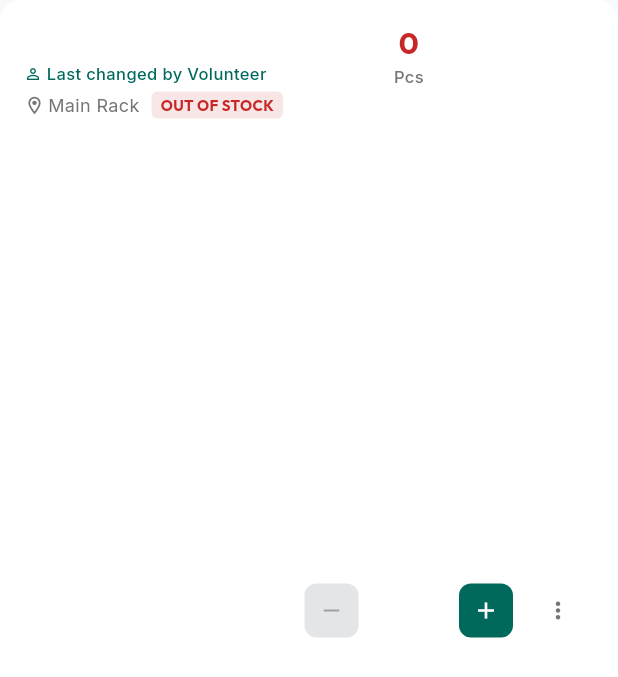
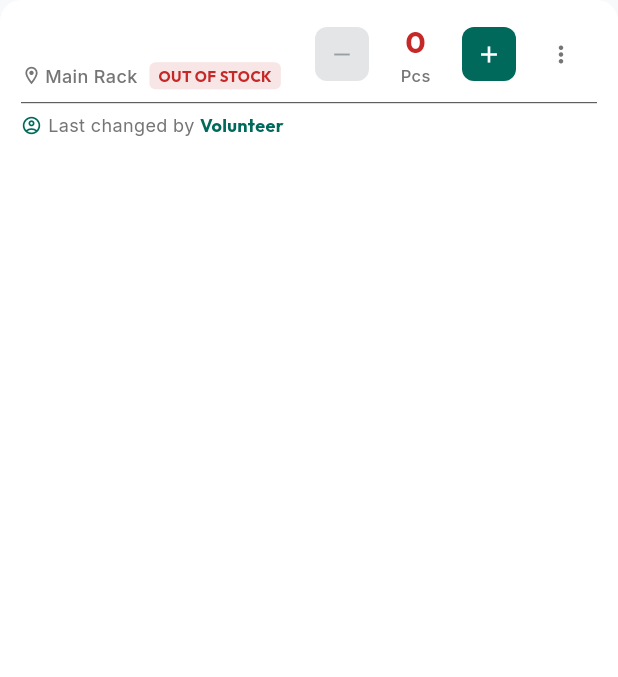
Before and after one commit to vansh-121/RSSB-Store-App, a Flutter app: the ItemCard widget shown alone on an empty page, opened directly with empty values, on a phone screen of 412 x 824 dp. Shown: the top 677 px of the screen. Run offline on Flutter 3.47's test engine with Material 3 defaults, Android fonts, the phone set to English and light mode, and no system bars; our stand-ins replace cloud_firestore, connectivity_plus, firebase_core, google_fonts, shared_preferences; accounts and stored records are empty.

Commit message:
feat: implement ItemCard widget with quantity controls and status indicators

```diff
--- a/lib/widgets/item_card.dart
+++ b/lib/widgets/item_card.dart
@@ -28,6 +28,8 @@ class ItemCard extends StatelessWidget {
       statusColor = AppTheme.warningOrange;
     }
 
+    final String personName = item.updatedBy.isEmpty ? "Seva Volunteer" : item.updatedBy;
+
     return Card(
       margin: const EdgeInsets.only(bottom: 10),
       shape: RoundedRectangleBorder(borderRadius: BorderRadius.circular(14)),
@@ -35,10 +37,14 @@ class ItemCard extends StatelessWidget {
         onTap: onEdit,
         borderRadius: BorderRadius.circular(14),
         child: Padding(
-          padding: const EdgeInsets.symmetric(horizontal: 16.0, vertical: 14.0),
-          child: Row(
+          padding: const EdgeInsets.symmetric(horizontal: 14.0, vertical: 12.0),
+          child: Column(
+            crossAxisAlignment: CrossAxisAlignment.start,
             children: [
-              // Left: Item Info
+              // Main Row: Left Info & Right Quantity Controls
+              Row(
+                children: [
+                  // Left Side: Item Name & Location / Category
                   Expanded(
                     child: Column(
                       crossAxisAlignment: CrossAxisAlignment.start,
@@ -50,25 +56,6 @@ class ItemCard extends StatelessWidget {
                             fontWeight: FontWeight.bold,
                           ),
                         ),
-                    const SizedBox(height: 2),
-                    Row(
-                      children: [
-                        const Icon(Icons.person_outline, size: 12, color: AppTheme.primaryTeal),
-                        const SizedBox(width: 3),
-                        Expanded(
-                          child: Text(
-                            'Last changed by ${item.updatedBy.isEmpty ? "Volunteer" : item.updatedBy}',
-                            style: GoogleFonts.inter(
-                              fontSize: 11,
-                              fontWeight: FontWeight.w500,
-                              color: isDark ? Colors.teal[200] : AppTheme.primaryTeal,
-                            ),
-                            maxLines: 1,
-                            overflow: TextOverflow.ellipsis,
-                          ),
-                        ),
-                      ],
-                    ),
                         const SizedBox(height: 4),
                         Row(
                           children: [
@@ -79,6 +66,7 @@ class ItemCard extends StatelessWidget {
                                 item.location,
                                 style: GoogleFonts.inter(
                                   fontSize: 12,
+                                  fontWeight: FontWeight.w500,
                                   color: isDark ? Colors.grey[400] : Colors.grey[600],
                                 ),
                               ),
@@ -106,7 +94,7 @@ class ItemCard extends StatelessWidget {
                     ),
                   ),
 
-              // Right: Quantity & 1-Tap +/- Controls
+                  // Right Side: Quantity Display & 1-Tap +/- Controls
                   Row(
                     children: [
                       // Minus Button
@@ -124,8 +112,8 @@ class ItemCard extends StatelessWidget {
 
                       // Quantity Display
                       Container(
-                    padding: const EdgeInsets.symmetric(horizontal: 10),
-                    constraints: const BoxConstraints(minWidth: 55),
+                        padding: const EdgeInsets.symmetric(horizontal: 8),
+                        constraints: const BoxConstraints(minWidth: 50),
                         child: Column(
                           children: [
                             Text(
@@ -195,6 +183,39 @@ class ItemCard extends StatelessWidget {
                   ),
                 ],
               ),
+
+              const SizedBox(height: 8),
+              const Divider(height: 1, thickness: 0.5),
+              const SizedBox(height: 6),
+
+              // Separate Full-Width Line: Last Changed By [Person Name]
+              Row(
+                children: [
+                  Icon(
+                    Icons.account_circle_outlined,
+                    size: 14,
+                    color: isDark ? AppTheme.primaryLightTeal : AppTheme.primaryTeal,
+                  ),
+                  const SizedBox(width: 4),
+                  Text(
+                    'Last changed by ',
+                    style: GoogleFonts.inter(
+                      fontSize: 12,
+                      color: isDark ? Colors.grey[400] : Colors.grey[600],
+                    ),
+                  ),
+                  Text(
+                    personName,
+                    style: GoogleFonts.outfit(
+                      fontSize: 12,
+                      fontWeight: FontWeight.bold,
+                      color: isDark ? AppTheme.primaryLightTeal : AppTheme.primaryTeal,
+                    ),
+                  ),
+                ],
+              ),
+            ],
+          ),
         ),
       ),
     );
```
Lines whose indentation alone changed are shown as unchanged.
